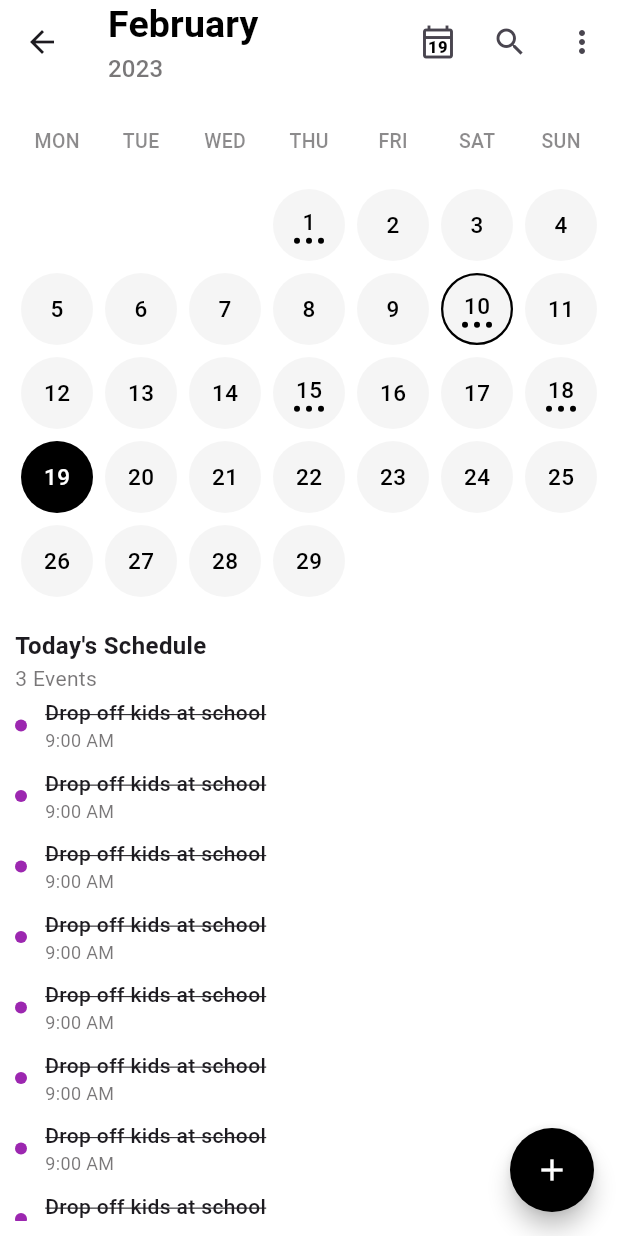
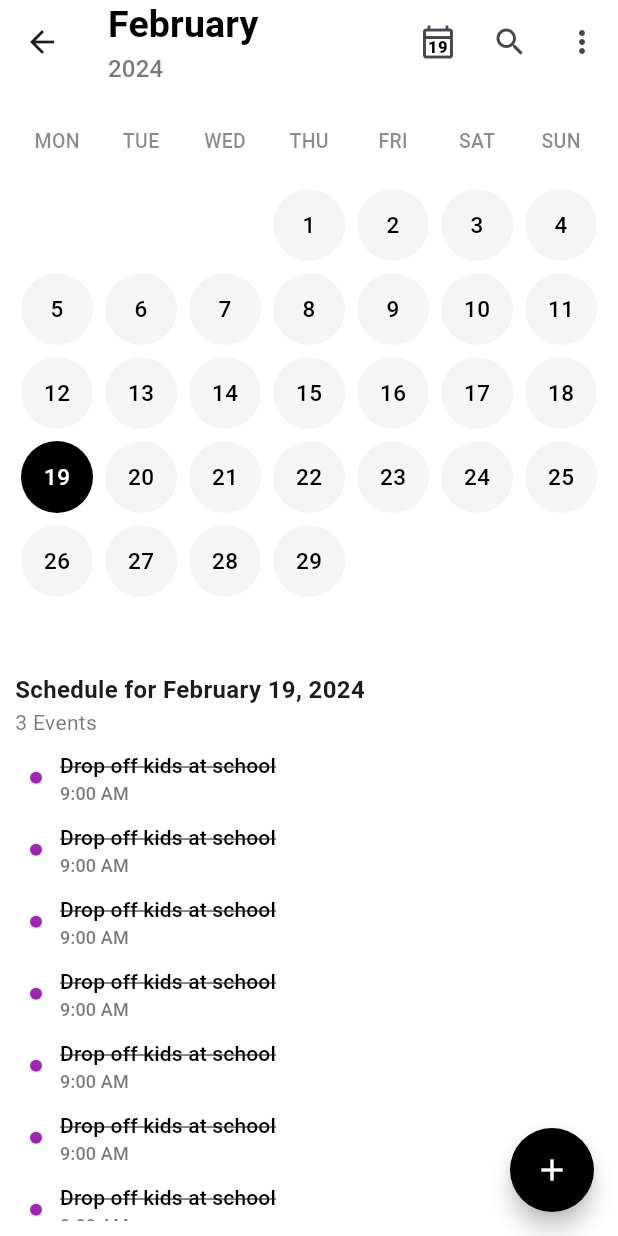
Before and after one commit to joharkhan99/quickcal, a Flutter app: the HomePage screen opened by its route, after a tap on the "calendar today" icon, on a phone screen of 412 x 824 dp. Run offline on Flutter 3.47's test engine with Material 3 defaults, Android fonts, the phone set to English and light mode, and no system bars.

Commit message:
Add setCurrentMonth method and getCurrentMonthName and getCurrentYear getters to Calendar class

```diff
--- a/lib/models/calendar.dart
+++ b/lib/models/calendar.dart
@@ -4,6 +4,12 @@ class Calendar {
 
   Calendar() {
     _currentMonth = DateTime.now();
+    totalDaysInMonth = DateTime(_currentMonth.year, _currentMonth.month + 1, 0).day;
+  }
+
+  // set current month
+  void setCurrentMonth(DateTime month) {
+    _currentMonth = month;
     totalDaysInMonth = DateTime(_currentMonth.year, _currentMonth.month + 1, 0).day;
   }
 
@@ -62,4 +68,39 @@ class Calendar {
     DateTime now = DateTime.now();
     return now.day == date.day && now.month == date.month && now.year == date.year;
   }
+
+  String getCurrentMonthName() {
+    switch (_currentMonth.month) {
+      case 1:
+        return 'January';
+      case 2:
+        return 'February';
+      case 3:
+        return 'March';
+      case 4:
+        return 'April';
+      case 5:
+        return 'May';
+      case 6:
+        return 'June';
+      case 7:
+        return 'July';
+      case 8:
+        return 'August';
+      case 9:
+        return 'September';
+      case 10:
+        return 'October';
+      case 11:
+        return 'November';
+      case 12:
+        return 'December';
+      default:
+        return '';
+    }
+  }
+
+  int getCurrentYear() {
+    return _currentMonth.year;
+  }
 }
--- a/lib/pages/home_page.dart
+++ b/lib/pages/home_page.dart
@@ -10,6 +10,7 @@ class HomePage extends StatefulWidget {
 
 class _HomePageState extends State<HomePage> {
   Calendar calendar = Calendar();
+  DateTime selectedDate = DateTime.now();
 
   @override
   void initState() {
@@ -17,17 +18,33 @@ class _HomePageState extends State<HomePage> {
   }
 
   Future<void> _selectDate(BuildContext context) async {
-    DateTime? selectedDate = await showDatePicker(
+    DateTime? date = await showDatePicker(
       context: context,
       initialDate: DateTime.now(),
       firstDate: DateTime(2000),
       lastDate: DateTime(2101),
     );
 
-    if (selectedDate != null && selectedDate != DateTime.now()) {
-      // Do something with the selected date
-      print('Selected Date: $selectedDate');
+    if (date != null && date != DateTime.now()) {
+      setState(() {
+        calendar.setCurrentMonth(date);
+        selectedDate = date;
+      });
+      // print('Selected Date: $date');
     }
+  }
+
+  void updateCalendarToToday() {
+    setState(() {
+      calendar.setCurrentMonth(DateTime.now());
+      selectedDate = DateTime.now();
+    });
+  }
+
+  void handleDateCardClick(DateTime date) {
+    setState(() {
+      selectedDate = date;
+    });
   }
 
   @override
@@ -58,11 +75,11 @@ class _HomePageState extends State<HomePage> {
                     borderRadius: BorderRadius.all(Radius.circular(10)),
                   )),
               onPressed: () => _selectDate(context),
-              child: const Column(
+              child: Column(
                 crossAxisAlignment: CrossAxisAlignment.start,
                 children: [
                   Text(
-                    'February',
+                    calendar.getCurrentMonthName(),
                     style: TextStyle(
                       fontWeight: FontWeight.bold,
                       color: Colors.black,
@@ -70,7 +87,7 @@ class _HomePageState extends State<HomePage> {
                     ),
                   ),
                   Text(
-                    '2023',
+                    calendar.getCurrentYear().toString(),
                     style: TextStyle(
                       // fontWeight: FontWeight.bold,
                       fontSize: 16,
@@ -88,11 +105,6 @@ class _HomePageState extends State<HomePage> {
         actions: [
           Stack(
             children: [
-              IconButton(
-                icon: const Icon(Icons.calendar_today_outlined),
-                onPressed: () {},
-                tooltip: 'Today',
-              ),
               Positioned(
                 width: 22,
                 height: 22,
@@ -114,6 +126,11 @@ class _HomePageState extends State<HomePage> {
                     textAlign: TextAlign.center,
                   ),
                 ),
+              ),
+              IconButton(
+                icon: const Icon(Icons.calendar_today_outlined),
+                onPressed: updateCalendarToToday,
+                tooltip: 'Today',
               ),
             ],
           ),
@@ -145,7 +162,7 @@ class _HomePageState extends State<HomePage> {
           children: <Widget>[
             SizedBox(
               // auto height for the calendar
-              height: MediaQuery.of(context).size.width / 7 * 6,
+              height: MediaQuery.of(context).size.width / 7 * 6.5,
               child: GridView.builder(
                 padding: const EdgeInsets.all(0),
                 itemCount: calendar.totalDaysInMonth + 7 + calendar.getTotalExtraDays(),
@@ -178,10 +195,22 @@ class _HomePageState extends State<HomePage> {
                       );
                     }
 
-                    return Card(
+                    return ElevatedButton(
+                      onPressed: () => handleDateCardClick(dayInfo.values.first),
+                      style: ElevatedButton.styleFrom(
+                        foregroundColor: Colors.white,
+                        elevation: 0,
+                        shadowColor: Colors.white,
+                        backgroundColor: Colors.white,
+                        padding: const EdgeInsets.all(0),
+                        shape: RoundedRectangleBorder(
+                          borderRadius: BorderRadius.circular(100),
+                        ),
+                      ),
+                      child: Card(
                         color: calendar.checkIfDateIsToday(dayInfo.values.first) ? Colors.black : Colors.black.withAlpha(10),
                         shape: RoundedRectangleBorder(
-                        side: date == 10 ? const BorderSide(color: Colors.black, width: 1.5) : BorderSide.none,
+                          side: dayInfo.values.first == selectedDate ? const BorderSide(color: Colors.black, width: 1.5) : BorderSide.none,
                           borderRadius: BorderRadius.circular(100),
                         ),
                         elevation: 0,
@@ -197,24 +226,25 @@ class _HomePageState extends State<HomePage> {
                                   fontSize: 15,
                                 ),
                               ),
-                            if (date == 1 || date == 15 || date == 10 || date == 18)
-                              Row(
-                                mainAxisAlignment: MainAxisAlignment.center,
-                                children: List.generate(
-                                  3,
-                                  (index) => Container(
-                                    width: 4,
-                                    height: 4,
-                                    margin: const EdgeInsets.symmetric(horizontal: 2),
-                                    decoration: BoxDecoration(
-                                      // border: Border.all(color: Colors.black, width: 1),
-                                      color: calendar.checkIfDateIsToday(dayInfo.values.first) ? Colors.white : Colors.black,
-                                      shape: BoxShape.circle,
+                              // if (date == 1 || date == 15 || date == 10 || date == 18)
+                              //   Row(
+                              //     mainAxisAlignment: MainAxisAlignment.center,
+                              //     children: List.generate(
+                              //       3,
+                              //       (index) => Container(
+                              //         width: 4,
+                              //         height: 4,
+                              //         margin: const EdgeInsets.symmetric(horizontal: 2),
+                              //         decoration: BoxDecoration(
+                              //           // border: Border.all(color: Colors.black, width: 1),
+                              //           color: calendar.checkIfDateIsToday(dayInfo.values.first) ? Colors.white : Colors.black,
+                              //           shape: BoxShape.circle,
+                              //         ),
+                              //       ),
+                              //     ),
+                              //   ),
+                            ],
                           ),
-                                  ),
-                                ),
-                              ),
-                          ],
                         ),
                       ),
                     );
@@ -222,7 +252,7 @@ class _HomePageState extends State<HomePage> {
                 },
               ),
             ),
-            const Padding(
+            Padding(
               padding: EdgeInsets.only(bottom: 3),
               child: Row(
                 children: [
@@ -231,7 +261,7 @@ class _HomePageState extends State<HomePage> {
                     mainAxisAlignment: MainAxisAlignment.start,
                     children: [
                       Text(
-                        "Today's Schedule",
+                        "Schedule for ${calendar.getCurrentMonthName()} ${selectedDate.day}, ${selectedDate.year}",
                         style: TextStyle(
                           fontSize: 16,
                           fontWeight: FontWeight.bold,
@@ -255,8 +285,18 @@ class _HomePageState extends State<HomePage> {
                 padding: const EdgeInsets.only(bottom: 20),
                 itemCount: 20,
                 itemBuilder: (context, index) {
-                  return Padding(
-                    padding: const EdgeInsets.only(bottom: 10),
+                  return ElevatedButton(
+                    onPressed: () {},
+                    style: ElevatedButton.styleFrom(
+                      backgroundColor: Colors.white,
+                      foregroundColor: Colors.black.withAlpha(50),
+                      elevation: 0,
+                      shadowColor: Colors.white,
+                      padding: const EdgeInsets.symmetric(horizontal: 10, vertical: 5),
+                      shape: RoundedRectangleBorder(
+                        borderRadius: BorderRadius.circular(10),
+                      ),
+                    ),
                     child: Row(
                       mainAxisAlignment: MainAxisAlignment.start,
                       children: [
@@ -276,10 +316,7 @@ class _HomePageState extends State<HomePage> {
                             children: [
                               Text(
                                 "Drop off kids at school",
-                                style: TextStyle(
-                                  fontWeight: FontWeight.w500,
-                                  decoration: TextDecoration.lineThrough,
-                                ),
+                                style: TextStyle(fontWeight: FontWeight.w500, decoration: TextDecoration.lineThrough, color: Colors.black),
                               ),
                               Text("9:00 AM", style: TextStyle(color: Color.fromARGB(164, 46, 43, 45), fontSize: 12)),
                             ],
```
Lines whose indentation alone changed are shown as unchanged.
